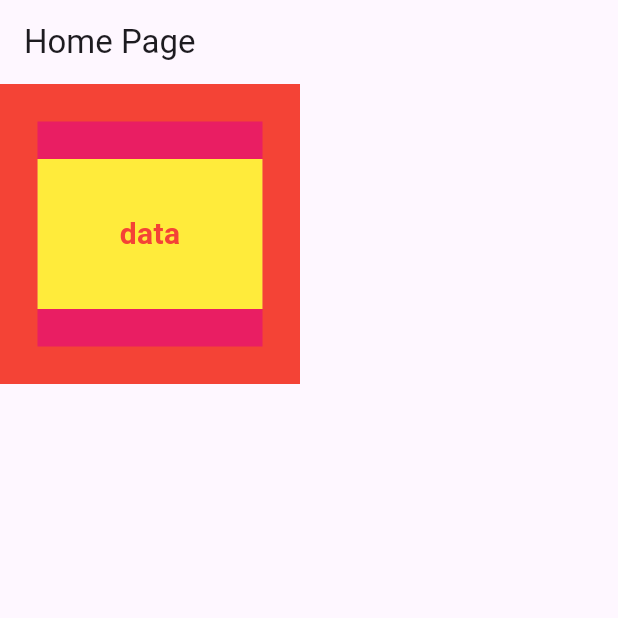
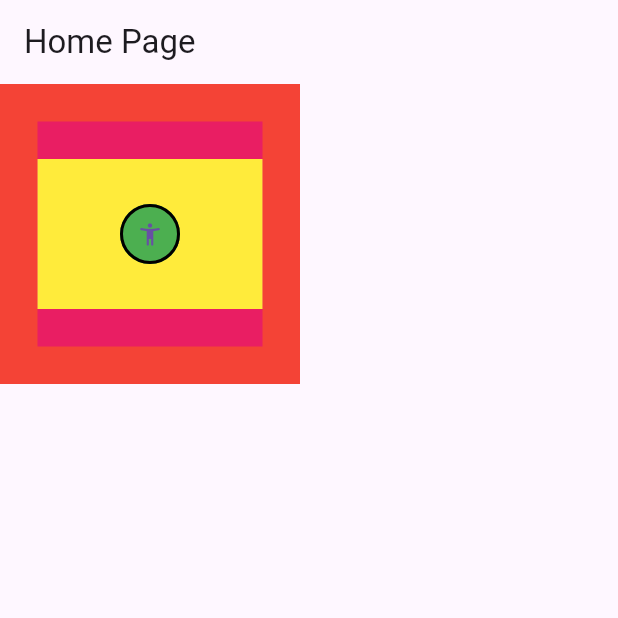
Before and after one commit to Shimon31/basic-Body-Design, a Flutter app: the screen it shows after launch, on a phone screen of 412 x 824 dp, the top half of it. Run offline on Flutter 3.47's test engine with Material 3 defaults, Android fonts, the phone set to English and light mode, and no system bars.

Commit message:
inkwalk done

```diff
--- a/lib/main.dart
+++ b/lib/main.dart
@@ -42,6 +42,17 @@
             ),
             alignment: Alignment.center,
           ),
+          OutlinedButton(onPressed: (){
+            print("Outlined Button Clicked Successfully");
+          },
+
+            style: OutlinedButton.styleFrom(
+              backgroundColor: Colors.green,
+              side: BorderSide(color: Colors.black,width: 2),
+              shape: CircleBorder(),
+
+            ),
+            child: Icon(Icons.accessibility_new_rounded),),
         ],
       ),
 
```
